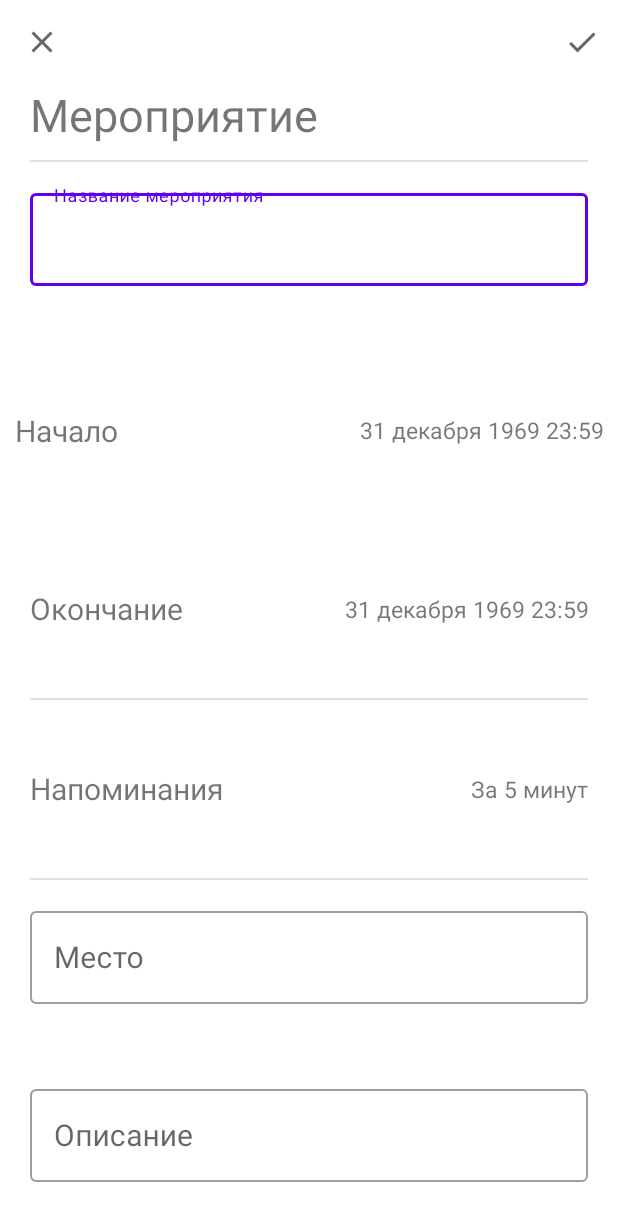
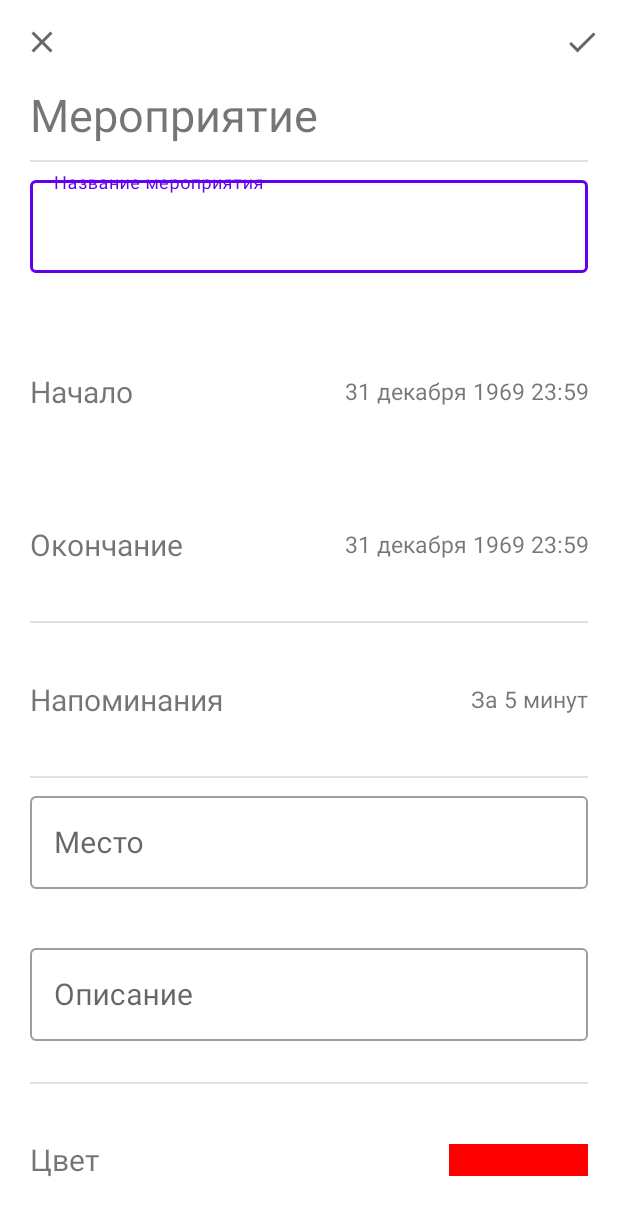
Before and after one commit to TheFox267/CWeather, an Android app: the AddEvent screen opened directly, with no data from a screen before it, on a phone screen of 412 x 824 dp. Shown: the top 1221 px of the screen. Run offline under Robolectric (Android 15) with nearby library versions, the phone set to English and light mode, and no system bars; our stand-ins replace Room's generated code, RxJava; libraries missing offline, so code that uses them is left out: com.jaredrummler.android.

Commit message:
feat(Event): Переписана логика бд, работает создание эвентов

```diff
--- a/app/src/main/java/com/example/cweather/AddEvent.java
+++ b/app/src/main/java/com/example/cweather/AddEvent.java
@@ -2,7 +2,9 @@ package com.example.cweather;
 
 import android.app.TimePickerDialog;
 import android.content.Intent;
+import android.graphics.Color;
 import android.os.Bundle;
+import android.util.Log;
 import android.view.Menu;
 import android.view.MenuItem;
 import android.view.View;
@@ -15,22 +17,35 @@ import androidx.annotation.NonNull;
 import androidx.appcompat.app.AppCompatActivity;
 import androidx.appcompat.widget.Toolbar;
 
+import com.example.cweather.database.Event;
+import com.example.cweather.database.EventBase;
+import com.example.cweather.handler.TextHandler;
+import com.example.cweather.remote.DataCallBack;
+import com.example.cweather.remote.DataManager;
 import com.google.android.material.textfield.TextInputLayout;
+import com.jaredrummler.android.colorpicker.ColorPickerDialog;
+import com.jaredrummler.android.colorpicker.ColorPickerDialogListener;
+import com.jaredrummler.android.colorpicker.ColorShape;
 
 import java.text.ParseException;
 import java.text.SimpleDateFormat;
 import java.util.Calendar;
 import java.util.Date;
+import java.util.List;
 import java.util.Locale;
 import java.util.Objects;
 
-public class AddEvent extends AppCompatActivity {
+public class AddEvent extends AppCompatActivity implements ColorPickerDialogListener, DataCallBack {
     private static final String TAG = "TheFoxLogs";
     private static final String FORMAT = "dd MMMM yyyy HH:mm";
+    public String date = "";
+    public Calendar now;
+    int color_back = Color.RED;
     private TextInputLayout inputEvent, inputPlace, inputDecs;
-    private LinearLayout btnStart, btnEnd, btnSelectRem;
+    private LinearLayout btnStart, btnEnd, btnSelectRem, btnSelectColor;
     private Toolbar toolbar;
-    private TextView textStart, textEnd, textSelectRem;
+    private TextView textStart, textEnd, textSelectRem, textSelectColor;
+    private DataManager dataManager;
 
     public static String formatDateToString(long date) {
         // Из миллисекунд в строковую дату
@@ -65,6 +80,7 @@ public class AddEvent extends AppCompatActivity {
         btnStart = findViewById(R.id.btnStart);
         btnEnd = findViewById(R.id.btnEnd);
         btnSelectRem = findViewById(R.id.btnSelectRem);
+        btnSelectColor = findViewById(R.id.btnSelectColor);
         // Toolbar
         toolbar = findViewById(R.id.toolbarEvent);
         // Inputs
@@ -75,7 +91,7 @@ public class AddEvent extends AppCompatActivity {
         textStart = findViewById(R.id.textStart);
         textEnd = findViewById(R.id.textEnd);
         textSelectRem = findViewById(R.id.textSelectRem);
-
+        textSelectColor = findViewById(R.id.textSelectColor);
     }
 
     @Override
@@ -103,30 +119,69 @@ public class AddEvent extends AppCompatActivity {
         // Проверка всех полей
         if (inputEvent.getEditText().getText().toString().isEmpty()) {
             inputEvent.setError("Поле не должно быть пустым");
+            return;
         } else {
             inputEvent.setError(null);
         }
-        if (inputPlace.getEditText().getText().toString().isEmpty()) {
-            inputPlace.setError("Поле не должно быть пустым");
-
-        } else {
-            inputPlace.setError(null);
-
-        }
-        if (inputDecs.getEditText().getText().toString().isEmpty()) {
-            inputDecs.setError("Поле не должно быть пустым");
-        } else {
-            inputDecs.setError(null);
-        }
-
         if (!Objects.requireNonNull(formatStringToDate(textStart.getText().toString())).before(formatStringToDate(textEnd.getText().toString()))) {
             btnStart.setBackgroundResource(R.drawable.customborder);
             btnEnd.setBackgroundResource(R.drawable.customborder);
             Toast.makeText(AddEvent.this, "Время начала должно быть раньше, чем время окончания", Toast.LENGTH_SHORT).show();
+            return;
         } else {
             btnStart.setBackgroundResource(0);
             btnEnd.setBackgroundResource(0);
         }
+        if (inputPlace.getEditText().getText().toString().isEmpty()) {
+            inputPlace.setError("Поле не должно быть пустым");
+            return;
+        } else {
+            inputPlace.setError(null);
+        }
+        if (inputDecs.getEditText().getText().toString().isEmpty()) {
+            inputDecs.setError("Поле не должно быть пустым");
+            return;
+        } else {
+            inputDecs.setError(null);
+        }
+        addEvent();
+
+    }
+
+    private void addEvent() {
+
+        Calendar calendar = Calendar.getInstance();
+        calendar.setTime(formatStringToDate(date));
+        Calendar startTime = Calendar.getInstance();
+        startTime.setTime(formatStringToDate(textStart.getText().toString()));
+        Calendar endTime = Calendar.getInstance();
+        endTime.setTime(formatStringToDate(textEnd.getText().toString()));
+//        dataManager.addData(AddEvent.this, calendar, startTime, endTime, inputEvent.getEditText().getText().toString(),
+//                inputPlace.getEditText().getText().toString(), inputDecs.getEditText().getText().toString(),
+//                textSelectRem.getText().toString(), color_back);
+        startActivity(new Intent(AddEvent.this, MainActivity.class));
+        String name = inputEvent.getEditText().getText().toString();
+        String place = inputPlace.getEditText().getText().toString();
+        String desc = inputDecs.getEditText().getText().toString();
+        String reminder = textSelectRem.getText().toString();
+        int color = color_back;
+        dataManager.addData(AddEvent.this, calendar, startTime, endTime, name, place, desc, reminder, color);
+
+
+    }
+
+    private void createColorPickerDialog() {
+        ColorPickerDialog.Builder builder = ColorPickerDialog.newBuilder();
+        builder.setColor(Color.RED);
+        builder.setDialogType(ColorPickerDialog.TYPE_PRESETS);
+        builder.setAllowPresets(true);
+        builder.setAllowCustom(true);
+        builder.setColorShape(ColorShape.SQUARE);
+        builder.setDialogTitle(R.string.chooseColor);
+        builder.setDialogId(100);
+        builder.show(this);
+
+
     }
 
     private Date formatStringToDate(String date) {
@@ -148,13 +203,14 @@ public class AddEvent extends AppCompatActivity {
     protected void onCreate(Bundle savedInstanceState) {
         super.onCreate(savedInstanceState);
         setContentView(R.layout.activity_add_event);
+        dataManager = new DataManager(this);
         // Инициализация объектов activity
         initWidgets();
         initToolbar();
         // Получение даты
         long selectedDate = getIntent().getLongExtra("selectedDate", -1);
-        String date = formatDateToString(selectedDate);
-        Calendar now = Calendar.getInstance();
+        date = formatDateToString(selectedDate);
+        now = Calendar.getInstance();
         // Кнопка, начало мероприятия
         textStart.setText(date);
         btnStart.setOnClickListener(new View.OnClickListener() {
@@ -202,7 +258,15 @@ public class AddEvent extends AppCompatActivity {
                 startActivity(new Intent(AddEvent.this, SelectReminder.class));
             }
         });
+        // Кнопка, выбора цвета
+        btnSelectColor.setOnClickListener(new View.OnClickListener() {
+            @Override
+            public void onClick(View v) {
+                createColorPickerDialog();
+            }
+        });
     }
+
 
     @Override
     protected void onResume() {
@@ -211,4 +275,32 @@ public class AddEvent extends AppCompatActivity {
             textSelectRem.setText(TextHandler.getText().replaceFirst(",", "").trim());
         }
     }
+
+    @Override
+    public void onColorSelected(int dialogId, int color) {
+        textSelectColor.setBackgroundColor(color);
+        color_back = color;
+    }
+
+    @Override
+    public void onDialogDismissed(int dialogId) {
+
+    }
+
+    @Override
+    public void dataAdded() {
+        Log.d(TAG, "Успешно создана запись в бд");
+
+    }
+
+    @Override
+    public void errorAdded() {
+        Log.d(TAG, "Не создана запись в бд");
+    }
+
+    @Override
+    public void loadEventsBase(List<EventBase> events) {
+
+    }
+
 }
--- a/app/src/main/java/com/example/cweather/SelectReminder.java
+++ b/app/src/main/java/com/example/cweather/SelectReminder.java
@@ -10,6 +10,7 @@ import androidx.annotation.NonNull;
 import androidx.appcompat.app.AppCompatActivity;
 import androidx.appcompat.widget.Toolbar;
 
+import com.example.cweather.handler.TextHandler;
 import com.google.android.material.switchmaterial.SwitchMaterial;
 
 public class SelectReminder extends AppCompatActivity {
--- /dev/null
+++ b/app/src/main/java/com/example/cweather/database/EventDao.java
@@ -0,0 +1,20 @@
+package com.example.cweather.database;
+
+import androidx.room.Dao;
+import androidx.room.Insert;
+import androidx.room.Query;
+
+import java.util.List;
+
+import io.reactivex.rxjava3.core.Flowable;
+
+
+@Dao
+public interface EventDao {
+    @Query("SELECT date, color FROM event_table")
+    Flowable<List<EventBase>> getEventsBase();
+
+    @Insert
+    void insertEvent(Event event);
+
+}
--- /dev/null
+++ b/app/src/main/java/com/example/cweather/database/EventDataBase.java
@@ -0,0 +1,9 @@
+package com.example.cweather.database;
+
+import androidx.room.Database;
+import androidx.room.RoomDatabase;
+
+@Database(entities = Event.class, version = 1)
+public abstract class EventDataBase extends RoomDatabase {
+    public abstract EventDao getEventDao();
+}
--- a/app/src/main/java/com/example/cweather/TextHandler.java
+++ b/app/src/main/java/com/example/cweather/handler/TextHandler.java
@@ -1,4 +1,4 @@
-package com.example.cweather;
+package com.example.cweather.handler;
 
 public class TextHandler {
     private static String text;
--- /dev/null
+++ b/app/src/main/java/com/example/cweather/remote/DataCallBack.java
@@ -0,0 +1,13 @@
+package com.example.cweather.remote;
+
+import com.example.cweather.database.Event;
+import com.example.cweather.database.EventBase;
+
+import java.util.List;
+
+public interface DataCallBack {
+    void dataAdded();
+    void errorAdded();
+
+    void loadEventsBase(List<EventBase> events);
+}
--- /dev/null
+++ b/app/src/main/java/com/example/cweather/remote/DataManager.java
@@ -0,0 +1,70 @@
+package com.example.cweather.remote;
+
+import android.content.Context;
+
+import androidx.room.Room;
+
+import com.example.cweather.database.Event;
+import com.example.cweather.database.EventBase;
+import com.example.cweather.database.EventDataBase;
+
+import java.util.Calendar;
+import java.util.List;
+
+import io.reactivex.rxjava3.android.schedulers.AndroidSchedulers;
+import io.reactivex.rxjava3.core.Completable;
+import io.reactivex.rxjava3.core.CompletableObserver;
+import io.reactivex.rxjava3.disposables.Disposable;
+import io.reactivex.rxjava3.functions.Action;
+import io.reactivex.rxjava3.functions.Consumer;
+import io.reactivex.rxjava3.schedulers.Schedulers;
+
+
+public class DataManager {
+    private Context context;
+    private EventDataBase eventDataBase;
+
+    public DataManager(Context context) {
+        this.context = context;
+        eventDataBase = Room.databaseBuilder(context, EventDataBase.class, "events.db").build();
+    }
+
+    public void addData(final DataCallBack dataCallBack, final Calendar date, final Calendar timeStart,
+                        final Calendar timeEnd, final String name, final String place, final String desc,
+                        final String reminder, final int color) {
+        Completable.fromAction(new Action() {
+            @Override
+            public void run() throws Throwable {
+                Event event = new Event(date, timeStart, timeEnd, name, place, desc, reminder, color);
+                eventDataBase.getEventDao().insertEvent(event);
+            }
+        }).observeOn(AndroidSchedulers.mainThread()).subscribeOn(Schedulers.io()).subscribe(new CompletableObserver() {
+            @Override
+            public void onSubscribe(@io.reactivex.rxjava3.annotations.NonNull Disposable d) {
+
+            }
+
+            @Override
+            public void onComplete() {
+                dataCallBack.dataAdded();
+            }
+
+            @Override
+            public void onError(@io.reactivex.rxjava3.annotations.NonNull Throwable e) {
+                dataCallBack.errorAdded();
+            }
+        });
+
+
+    }
+
+    public void loadDataBase(final DataCallBack dataCallBack) {
+        eventDataBase.getEventDao().getEventsBase().subscribeOn(Schedulers.io()).subscribe(new Consumer<List<EventBase>>() {
+            @Override
+            public void accept(List<EventBase> eventBases) throws Throwable {
+                dataCallBack.loadEventsBase(eventBases);
+            }
+        });
+    }
+
+}
--- a/app/src/main/res/drawable/sample_icon.xml
+++ /dev/null
@@ -1,5 +0,0 @@
-<?xml version="1.0" encoding="utf-8"?>
-<shape xmlns:android="http://schemas.android.com/apk/res/android"
-    android:shape="oval">
-    <solid android:color="@android:color/holo_red_dark" />
-</shape>
--- a/app/src/main/res/layout/activity_add_event.xml
+++ b/app/src/main/res/layout/activity_add_event.xml
@@ -82,7 +82,9 @@
                 android:clickable="true"
                 android:foreground="?attr/selectableItemBackground"
                 android:gravity="center"
-                android:orientation="horizontal">
+                android:orientation="horizontal"
+                android:paddingLeft="10dp"
+                android:paddingRight="10dp">
 
                 <TextView
                     android:layout_width="match_parent"
@@ -233,6 +235,49 @@
                     android:inputType="text"
                     android:textSize="20sp" />
             </com.google.android.material.textfield.TextInputLayout>
+
+            <View
+                android:layout_width="match_parent"
+                android:layout_height="1dp"
+                android:layout_marginLeft="20dp"
+                android:layout_marginRight="20dp"
+                android:background="?android:attr/listDivider" />
+
+            <LinearLayout
+                android:id="@+id/btnSelectColor"
+                android:layout_width="match_parent"
+                android:layout_height="match_parent"
+                android:layout_marginLeft="10dp"
+                android:layout_marginTop="5dp"
+                android:layout_marginRight="10dp"
+                android:layout_marginBottom="5dp"
+                android:layout_weight="1"
+                android:clickable="true"
+                android:foreground="?attr/selectableItemBackground"
+                android:gravity="center"
+                android:orientation="horizontal"
+                android:paddingLeft="10dp"
+                android:paddingRight="10dp">
+
+                <TextView
+                    android:layout_width="match_parent"
+                    android:layout_height="wrap_content"
+                    android:layout_weight="1"
+                    android:gravity="start"
+                    android:text="Цвет"
+                    android:textSize="20sp" />
+
+                <TextView
+                    android:id="@+id/textSelectColor"
+                    android:layout_width="match_parent"
+                    android:layout_height="wrap_content"
+                    android:layout_weight="3"
+                    android:background="#FF0000"
+                    android:gravity="end"
+                    android:textAllCaps="false"
+                    android:textSize="15sp" />
+
+            </LinearLayout>
         </LinearLayout>
     </LinearLayout>
 </androidx.coordinatorlayout.widget.CoordinatorLayout>
--- a/app/src/main/res/values/strings.xml
+++ b/app/src/main/res/values/strings.xml
@@ -7,6 +7,7 @@
     <string name="material_calendar_friday">F</string>
     <string name="material_calendar_saturday">S</string>
     <string name="material_calendar_sunday">S</string>
+    <string name="chooseColor">Выбрать цвет</string>
 
     <array name="material_calendar_months_array">
         <item>January</item>
--- a/build.gradle
+++ b/build.gradle
@@ -3,6 +3,7 @@ buildscript {
     repositories {
         google()
         mavenCentral()
+        maven { url "https://oss.jfrog.org/libs-snapshot" }
     }
     dependencies {
         classpath "com.android.tools.build:gradle:7.0.2"
--- a/settings.gradle
+++ b/settings.gradle
@@ -3,6 +3,7 @@ dependencyResolutionManagement {
     repositories {
         google()
         mavenCentral()
+        maven { url "https://oss.jfrog.org/libs-snapshot" }
         jcenter() // Warning: this repository is going to shut down soon
     }
 }
```
Also changed, not shown: app/build.gradle (+10 -0 lines), app/src/main/java/com/example/cweather/MainActivity.java (+42 -15 lines), app/src/main/java/com/example/cweather/converters/CalendarConverter.java (added, +20 -0 lines), app/src/main/java/com/example/cweather/database/Event.java (added, +118 -0 lines), app/src/main/java/com/example/cweather/database/EventBase.java (added, +17 -0 lines), app/src/main/java/com/example/cweather/model/BasedInformationDate.java (added, +17 -0 lines), app/src/main/java/com/example/cweather/modify/EventIndicator.java (added, +80 -0 lines).
